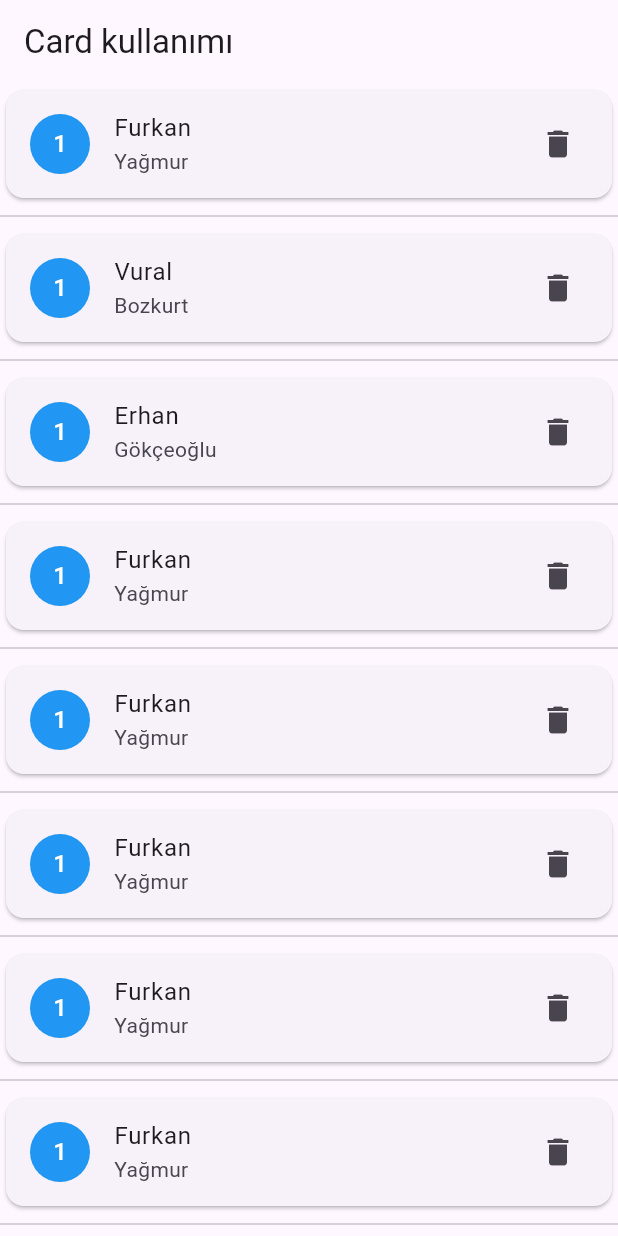
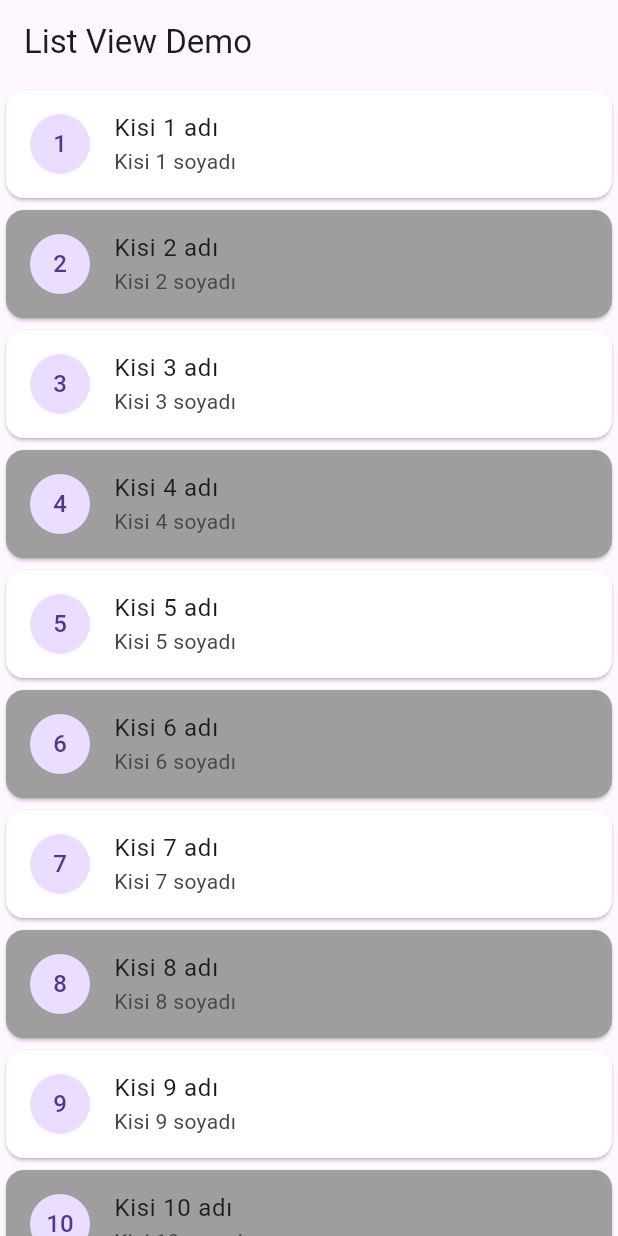
Before and after one commit to gelecekvadisi/flutter_1_2024, a Flutter app: the screen it shows after launch, on a phone screen of 412 x 824 dp. Run offline on Flutter 3.47's test engine with Material 3 defaults, Android fonts, the phone set to English and light mode, and no system bars.

Commit message:
ListView.builder ve ListView.sepereted konuları eklendi

```diff
--- a/flutter_demo_1/lib/card_widget.dart
+++ b/flutter_demo_1/lib/card_widget.dart
@@ -57,7 +57,7 @@ class CardWidget extends StatelessWidget {
             ),
             title: Text(name),
             subtitle: Text(lastName),
-            trailing: Icon(Icons.delete),
+            trailing: Icon(Icons.call),
           ),
         ),
         Divider(),
--- /dev/null
+++ b/flutter_demo_1/lib/kisi.dart
@@ -0,0 +1,7 @@
+class Kisi {
+  String id;
+  String name;
+  String surName;
+
+  Kisi(this.id, this.name, this.surName);
+}
--- /dev/null
+++ b/flutter_demo_1/lib/list_view_page.dart
@@ -0,0 +1,120 @@
+import 'package:flutter/material.dart';
+
+import 'kisi.dart';
+
+class ListViewPage extends StatelessWidget {
+  ListViewPage({super.key});
+
+  List<Kisi> kisiListesi = List.generate(5000, (index) {
+    String yeniIndex = (index + 1).toString();
+    return Kisi(yeniIndex, "Kisi $yeniIndex adı", "Kisi $yeniIndex soyadı");
+  });
+
+  @override
+  Widget build(BuildContext context) {
+    return Scaffold(
+      appBar: AppBar(
+        title: Text("List View Demo"),
+      ),
+      body: ListView.separated(
+        itemCount: kisiListesi.length,
+        // reverse: true,
+        itemBuilder: (context, index) {
+          Kisi kisi = kisiListesi[index];
+          return Card(
+            color: index % 2 == 0 ? Colors.white : Colors.grey,
+            child: ListTile(
+              title: Text(kisi.name),
+              subtitle: Text(kisi.surName),
+              leading: CircleAvatar(
+                child: Text(kisi.id),
+              ),
+            ),
+          );
+        },
+        separatorBuilder: (context, index) {
+          if ((index+1)%14 == 0) {
+            return Container(
+              height: 300,
+              color: Colors.red,
+            );
+          } else {
+            return SizedBox();
+          }
+
+        },
+      ),
+    );
+  }
+
+  ListView listViewWithBuilder() {
+    return ListView.builder(
+      itemBuilder: (context, index) {
+        Kisi kisi = kisiListesi[index];
+        return Card(
+          color: index % 2 == 0 ? Colors.white : Colors.grey,
+          child: ListTile(
+            title: Text(kisi.name),
+            subtitle: Text(kisi.surName),
+            leading: CircleAvatar(
+              child: Text(kisi.id),
+            ),
+          ),
+        );
+      },
+      itemCount: kisiListesi.length,
+      reverse: true,
+    );
+  }
+
+  ListView rehberListView() {
+    return ListView(
+      children: kisiListesi
+          .map((kisi) =>
+              buildCard(name: kisi.name, lastName: kisi.surName, id: kisi.id))
+          .toList(),
+    );
+  }
+
+  /* ListView listView() {
+    return ListView(
+      children: [
+        buildCard("Furkan", "Yağmur"),
+            buildCard("Vural", "Bozkurt"),
+            buildCard("Erhan", "Gökçeoğlu"),
+            buildCard("Furkan", "Yağmur"),
+            buildCard("Furkan", "Yağmur"),
+            buildCard("Furkan", "Yağmur"),
+            buildCard("Furkan", "Yağmur"),
+            buildCard("Furkan", "Yağmur"),
+            buildCard("Furkan", "Yağmur"),
+            buildCard("Furkan", "Yağmur"),
+            buildCard("Furkan", "Yağmur"),
+            buildCard("Furkan", "Yağmur"),
+      ],
+    );
+  } */
+
+  Widget buildCard(
+      {required String id, required String name, required String lastName}) {
+    return Column(
+      children: [
+        Card(
+          child: ListTile(
+            leading: CircleAvatar(
+              backgroundColor: Colors.blue,
+              child: Text(
+                id,
+                style: TextStyle(color: Colors.white),
+              ),
+            ),
+            title: Text(name),
+            subtitle: Text(lastName),
+            trailing: Icon(Icons.call),
+          ),
+        ),
+        Divider(),
+      ],
+    );
+  }
+}
--- a/flutter_demo_1/lib/main.dart
+++ b/flutter_demo_1/lib/main.dart
@@ -1,5 +1,6 @@
 import 'package:flutter/material.dart';
 import 'package:flutter_demo_1/card_widget.dart';
+import 'package:flutter_demo_1/list_view_page.dart';
 
 void main() => runApp(const MyApp());
 
@@ -10,7 +11,7 @@ class MyApp extends StatelessWidget {
   Widget build(BuildContext context) {
     return MaterialApp(
       title: 'Material App',
-      home: CardWidget(),
+      home: ListViewPage(),
     );
   }
 }
```
